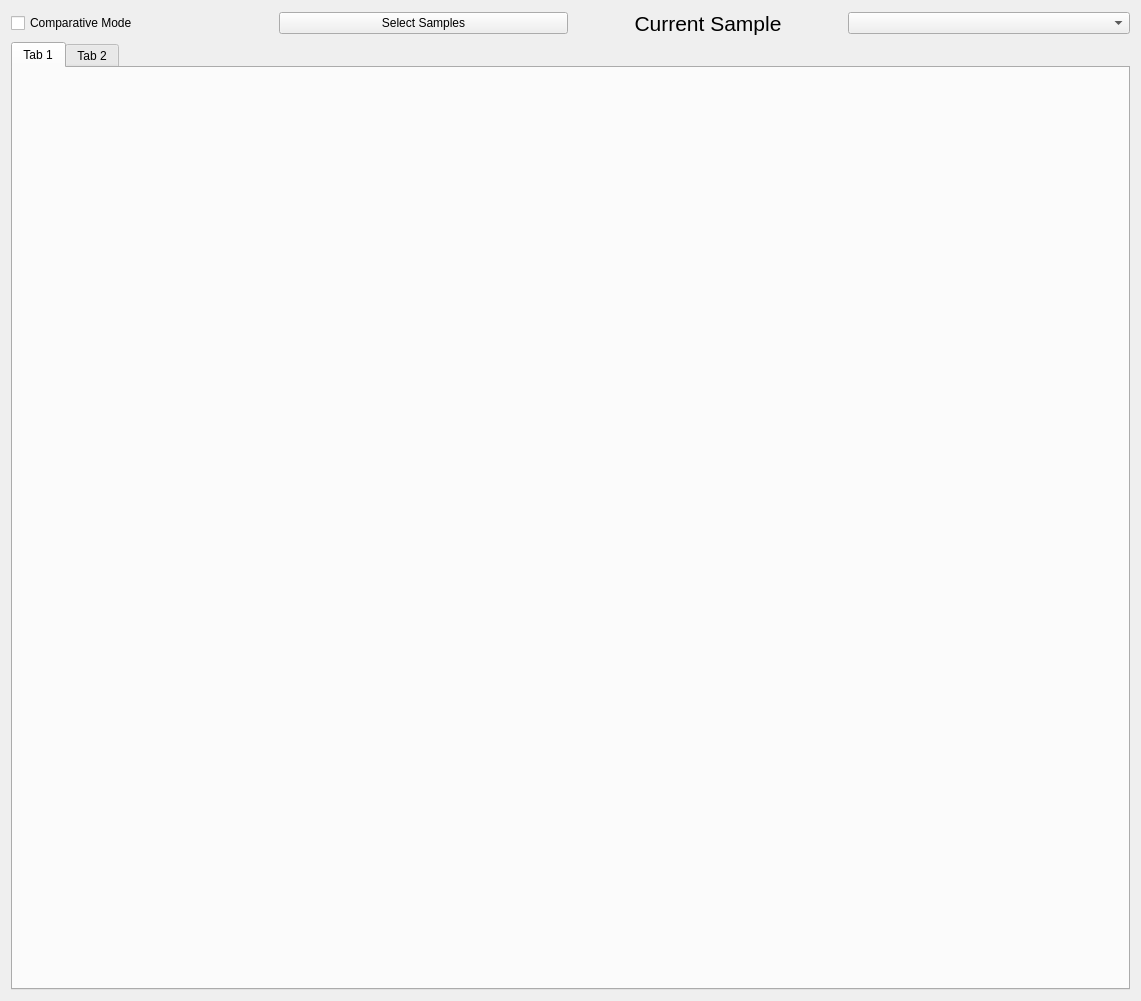
hallamlab/MetaPathwaysGUI, file resultwindow.ui: the form before one commit.
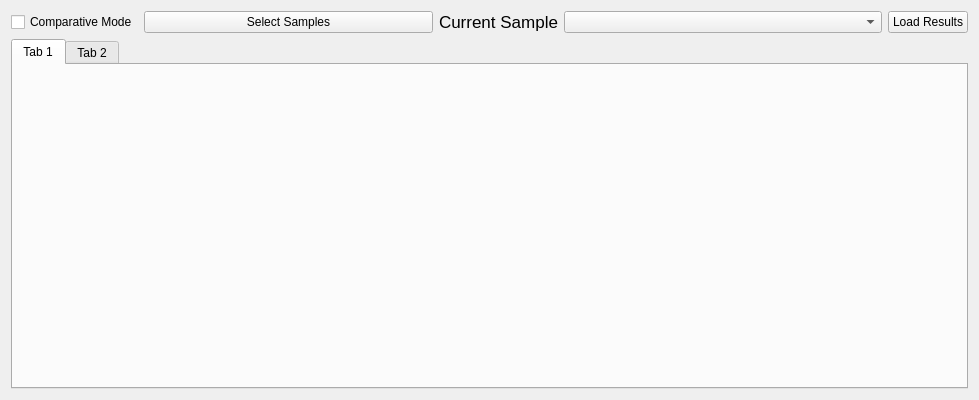
The form after the commit. The open tabs and pages were chosen to show the change.

What changed in the file:
```diff
--- a/resultwindow.ui
+++ b/resultwindow.ui
@@ -6,12 +6,12 @@
    <rect>
     <x>0</x>
     <y>0</y>
-    <width>1141</width>
-    <height>1001</height>
+    <width>979</width>
+    <height>400</height>
    </rect>
   </property>
   <property name="sizePolicy">
-   <sizepolicy hsizetype="MinimumExpanding" vsizetype="MinimumExpanding">
+   <sizepolicy hsizetype="Expanding" vsizetype="Expanding">
     <horstretch>0</horstretch>
     <verstretch>0</verstretch>
    </sizepolicy>
@@ -69,14 +69,14 @@
        <item>
         <widget class="QLabel" name="currentSampleLabel">
          <property name="sizePolicy">
-          <sizepolicy hsizetype="Preferred" vsizetype="Preferred">
-           <horstretch>1</horstretch>
+          <sizepolicy hsizetype="MinimumExpanding" vsizetype="Preferred">
+           <horstretch>0</horstretch>
            <verstretch>0</verstretch>
           </sizepolicy>
          </property>
          <property name="font">
           <font>
-           <pointsize>16</pointsize>
+           <pointsize>13</pointsize>
           </font>
          </property>
          <property name="text">
@@ -103,12 +103,22 @@
          </property>
         </widget>
        </item>
+       <item>
+        <widget class="QPushButton" name="loadResults">
+         <property name="text">
+          <string>Load Results</string>
+         </property>
+        </widget>
+       </item>
       </layout>
      </item>
     </layout>
    </item>
-   <item row="1" column="0">
+   <item row="2" column="0">
     <widget class="QTabWidget" name="resultTabs">
+     <property name="enabled">
+      <bool>true</bool>
+     </property>
      <property name="currentIndex">
       <number>1</number>
      </property>
@@ -117,7 +127,7 @@
      </property>
      <widget class="QWidget" name="tab">
       <property name="enabled">
-       <bool>true</bool>
+       <bool>false</bool>
       </property>
       <attribute name="title">
        <string>Tab 1</string>
```
